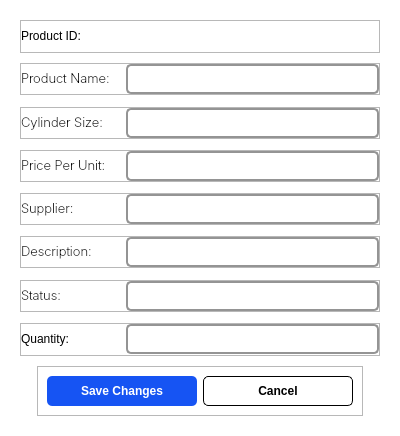
Kazu0210/Inventory-System, file app/src/ui/NEW/edit_product_page.ui: the form before one commit.
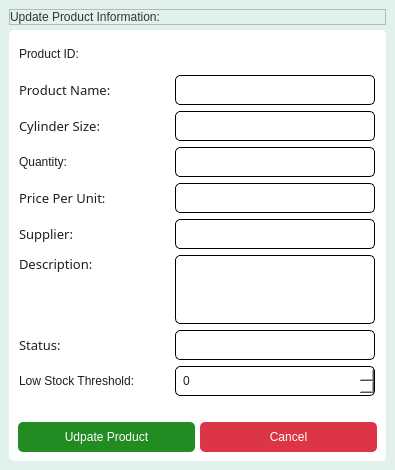
The form after the commit.

What changed in the file:
```diff
--- a/app/src/ui/NEW/edit_product_page.ui
+++ b/app/src/ui/NEW/edit_product_page.ui
@@ -6,46 +6,45 @@
    <rect>
     <x>0</x>
     <y>0</y>
-    <width>400</width>
-    <height>436</height>
+    <width>395</width>
+    <height>470</height>
    </rect>
   </property>
   <property name="minimumSize">
    <size>
-    <width>400</width>
-    <height>0</height>
+    <width>0</width>
+    <height>470</height>
    </size>
   </property>
   <property name="maximumSize">
    <size>
-    <width>500</width>
-    <height>554</height>
+    <width>395</width>
+    <height>550</height>
    </size>
   </property>
   <property name="windowTitle">
-   <string>Edit Account</string>
+   <string>Update Product Information</string>
   </property>
   <property name="styleSheet">
-   <string notr="true">#Form{
-background-color: #fff;
+   <string notr="true">*{
+font: 10pt &quot;Noto Sans&quot;;
+color: #1E1E1E;
 }
-QLabel{
-font: 75 10pt &quot;Inter&quot;;
+#Form{
+background-color: #E0F2E9;
 }
-QLineEdit{
-border: 2px solid #949494;
+QLineEdit, QPlainTextEdit{
+border: 1px solid #000;
 border-radius: 5px;
 padding: 5px;
-background-color: white;
-color: #000;
+background-color: #fff;
 }
 QComboBox{
 font: 10pt &quot;Inter&quot;;
 background-color: #fff;
-border: 2px solid #949494;
+border: 1px solid #000;
 border-radius: 5px;
-padding: 5px;
-color: #000;
+padding: 5px
 }
 QComboBox::drop-down{
 border: none;
@@ -57,26 +56,82 @@
 width: 0; height: 0;       
 border-left: 5px solid none; 
 border-right: 5px solid none;
-border-top: 7px solid #888; 
+border-top: 7px solid #228B22; 
 margin: 0;
+}
+QSpinBox{
+border: 1px solid #000;
+border-radius: 5px;
+padding: 5px;
 }</string>
   </property>
   <layout class="QVBoxLayout" name="verticalLayout">
    <property name="spacing">
-    <number>10</number>
+    <number>5</number>
    </property>
    <property name="leftMargin">
-    <number>20</number>
+    <number>9</number>
    </property>
    <property name="topMargin">
-    <number>20</number>
+    <number>9</number>
    </property>
    <property name="rightMargin">
-    <number>20</number>
+    <number>9</number>
    </property>
    <property name="bottomMargin">
-    <number>20</number>
+    <number>9</number>
    </property>
+   <item alignment="Qt::AlignTop">
+    <widget class="QFrame" name="frame_9">
+     <property name="frameShape">
+      <enum>QFrame::StyledPanel</enum>
+     </property>
+     <property name="frameShadow">
+      <enum>QFrame::Raised</enum>
+     </property>
+     <layout class="QHBoxLayout" name="horizontalLayout_8">
+      <property name="spacing">
+       <number>0</number>
+      </property>
+      <property name="leftMargin">
+       <number>0</number>
+      </property>
+      <property name="topMargin">
+       <number>0</number>
+      </property>
+      <property name="rightMargin">
+       <number>0</number>
+      </property>
+      <property name="bottomMargin">
+       <number>0</number>
+      </property>
+      <item alignment="Qt::AlignTop">
+       <widget class="QLabel" name="label_8">
+        <property name="styleSheet">
+         <string notr="true">font: 87 16pt &quot;Noto Sans Black&quot;;
+color: #333333;</string>
+        </property>
+        <property name="text">
+         <string>Update Product Information:</string>
+        </property>
+       </widget>
+      </item>
+     </layout>
+    </widget>
+   </item>
+   <item alignment="Qt::AlignTop">
+    <widget class="QFrame" name="frame_8">
+     <property name="styleSheet">
+      <string notr="true">background-color: #fff;
+border-radius: 5px;</string>
+     </property>
+     <property name="frameShape">
+      <enum>QFrame::StyledPanel</enum>
+     </property>
+     <property name="frameShadow">
+      <enum>QFrame::Raised</enum>
+     </property>
+     <layout class="QVBoxLayout" name="verticalLayout_2">
    <item>
     <widget class="QFrame" name="frame_11">
      <property name="frameShape">
@@ -111,16 +166,19 @@
         </property>
         <property name="minimumSize">
          <size>
-          <width>100</width>
+             <width>150</width>
           <height>0</height>
          </size>
         </property>
         <property name="maximumSize">
          <size>
-          <width>100</width>
+             <width>150</width>
           <height>16777215</height>
          </size>
         </property>
+           <property name="styleSheet">
+            <string notr="true">font: 63 10pt &quot;Noto Sans SemiBold&quot;;</string>
+           </property>
         <property name="text">
          <string>Product ID:</string>
         </property>
@@ -128,6 +186,18 @@
       </item>
       <item>
        <widget class="QLabel" name="productID_label">
+           <property name="minimumSize">
+            <size>
+             <width>200</width>
+             <height>30</height>
+            </size>
+           </property>
+           <property name="maximumSize">
+            <size>
+             <width>200</width>
+             <height>16777215</height>
+            </size>
+           </property>
         <property name="text">
          <string/>
         </property>
@@ -136,7 +206,7 @@
      </layout>
     </widget>
    </item>
-   <item alignment="Qt::AlignTop">
+      <item>
     <widget class="QFrame" name="frame">
      <property name="frameShape">
       <enum>QFrame::StyledPanel</enum>
@@ -170,25 +240,28 @@
         </property>
         <property name="minimumSize">
          <size>
-          <width>100</width>
+             <width>150</width>
           <height>0</height>
          </size>
         </property>
         <property name="maximumSize">
          <size>
-          <width>100</width>
+             <width>150</width>
           <height>16777215</height>
          </size>
         </property>
         <property name="font">
          <font>
-          <family>Inter</family>
+             <family>Noto Sans SemiBold</family>
           <pointsize>10</pointsize>
-          <weight>9</weight>
+             <weight>7</weight>
           <italic>false</italic>
           <bold>false</bold>
          </font>
         </property>
+           <property name="styleSheet">
+            <string notr="true">font: 63 10pt &quot;Noto Sans SemiBold&quot;;</string>
+           </property>
         <property name="text">
          <string>Product Name:</string>
         </property>
@@ -196,16 +269,25 @@
       </item>
       <item>
        <widget class="QLineEdit" name="productName_field">
+           <property name="minimumSize">
+            <size>
+             <width>200</width>
+             <height>30</height>
+            </size>
+           </property>
         <property name="maximumSize">
          <size>
-          <width>16777215</width>
+             <width>200</width>
           <height>30</height>
          </size>
         </property>
         <property name="font">
          <font>
-          <family>Inter</family>
+             <family>Noto Sans</family>
           <pointsize>10</pointsize>
+             <weight>50</weight>
+             <italic>false</italic>
+             <bold>false</bold>
          </font>
         </property>
        </widget>
@@ -215,7 +297,7 @@
      <zorder>label</zorder>
     </widget>
    </item>
-   <item alignment="Qt::AlignTop">
+      <item>
     <widget class="QFrame" name="frame_2">
      <property name="frameShape">
       <enum>QFrame::StyledPanel</enum>
@@ -249,37 +331,126 @@
         </property>
         <property name="minimumSize">
          <size>
-          <width>100</width>
+             <width>150</width>
           <height>0</height>
          </size>
         </property>
         <property name="maximumSize">
          <size>
-          <width>100</width>
+             <width>150</width>
           <height>16777215</height>
          </size>
         </property>
         <property name="font">
          <font>
-          <family>Inter</family>
+             <family>Noto Sans SemiBold</family>
           <pointsize>10</pointsize>
-          <weight>9</weight>
+             <weight>7</weight>
           <italic>false</italic>
           <bold>false</bold>
          </font>
         </property>
+           <property name="styleSheet">
+            <string notr="true">font: 63 10pt &quot;Noto Sans SemiBold&quot;;</string>
+           </property>
         <property name="text">
          <string>Cylinder Size:</string>
         </property>
        </widget>
       </item>
       <item>
-       <widget class="QComboBox" name="cylinderSize_comboBox"/>
+          <widget class="QComboBox" name="cylinderSize_comboBox">
+           <property name="minimumSize">
+            <size>
+             <width>200</width>
+             <height>30</height>
+            </size>
+           </property>
+           <property name="maximumSize">
+            <size>
+             <width>200</width>
+             <height>16777215</height>
+            </size>
+           </property>
+          </widget>
       </item>
      </layout>
     </widget>
    </item>
-   <item alignment="Qt::AlignTop">
+      <item>
+       <widget class="QFrame" name="frame_6">
+        <property name="frameShape">
+         <enum>QFrame::StyledPanel</enum>
+        </property>
+        <property name="frameShadow">
+         <enum>QFrame::Raised</enum>
+        </property>
+        <layout class="QHBoxLayout" name="horizontalLayout_6">
+         <property name="spacing">
+          <number>5</number>
+         </property>
+         <property name="leftMargin">
+          <number>0</number>
+         </property>
+         <property name="topMargin">
+          <number>0</number>
+         </property>
+         <property name="rightMargin">
+          <number>0</number>
+         </property>
+         <property name="bottomMargin">
+          <number>0</number>
+         </property>
+         <item>
+          <widget class="QLabel" name="label_6">
+           <property name="sizePolicy">
+            <sizepolicy hsizetype="Fixed" vsizetype="Fixed">
+             <horstretch>0</horstretch>
+             <verstretch>0</verstretch>
+            </sizepolicy>
+           </property>
+           <property name="minimumSize">
+            <size>
+             <width>150</width>
+             <height>0</height>
+            </size>
+           </property>
+           <property name="maximumSize">
+            <size>
+             <width>150</width>
+             <height>16777215</height>
+            </size>
+           </property>
+           <property name="styleSheet">
+            <string notr="true">font: 63 10pt &quot;Noto Sans SemiBold&quot;;</string>
+           </property>
+           <property name="text">
+            <string>Quantity:</string>
+           </property>
+          </widget>
+         </item>
+         <item>
+          <widget class="QLineEdit" name="quantity_lineEdit">
+           <property name="minimumSize">
+            <size>
+             <width>200</width>
+             <height>30</height>
+            </size>
+           </property>
+           <property name="maximumSize">
+            <size>
+             <width>200</width>
+             <height>30</height>
+            </size>
+           </property>
+          </widget>
+         </item>
+        </layout>
+        <zorder>quantity_lineEdit</zorder>
+        <zorder>label_6</zorder>
+       </widget>
+      </item>
+      <item>
     <widget class="QFrame" name="frame_3">
      <property name="frameShape">
       <enum>QFrame::StyledPanel</enum>
@@ -313,25 +484,28 @@
         </property>
         <property name="minimumSize">
          <size>
-          <width>100</width>
+             <width>150</width>
           <height>0</height>
          </size>
         </property>
         <property name="maximumSize">
          <size>
-          <width>100</width>
+             <width>150</width>
           <height>16777215</height>
          </size>
         </property>
         <property name="font">
          <font>
-          <family>Inter</family>
+             <family>Noto Sans SemiBold</family>
           <pointsize>10</pointsize>
-          <weight>9</weight>
+             <weight>7</weight>
           <italic>false</italic>
           <bold>false</bold>
          </font>
         </property>
+           <property name="styleSheet">
+            <string notr="true">font: 63 10pt &quot;Noto Sans SemiBold&quot;;</string>
+           </property>
         <property name="text">
          <string>Price Per Unit:</string>
         </property>
@@ -339,16 +513,25 @@
       </item>
       <item>
        <widget class="QLineEdit" name="pricePerUnit_field">
+           <property name="minimumSize">
+            <size>
+             <width>200</width>
+             <height>30</height>
+            </size>
+           </property>
         <property name="maximumSize">
          <size>
-          <width>16777215</width>
+             <width>200</width>
           <height>30</height>
          </size>
         </property>
         <property name="font">
          <font>
-          <family>Inter</family>
+             <family>Noto Sans</family>
           <pointsize>10</pointsize>
+             <weight>50</weight>
+             <italic>false</italic>
+             <bold>false</bold>
          </font>
         </property>
         <property name="placeholderText">
@@ -359,7 +542,7 @@
      </layout>
     </widget>
    </item>
-   <item alignment="Qt::AlignTop">
+      <item>
     <widget class="QFrame" name="frame_4">
      <property name="frameShape">
       <enum>QFrame::StyledPanel</enum>
@@ -393,25 +576,28 @@
         </property>
         <property name="minimumSize">
          <size>
-          <width>100</width>
+             <width>150</width>
           <height>0</height>
          </size>
         </property>
         <property name="maximumSize">
          <size>
-          <width>100</width>
+             <width>150</width>
           <height>16777215</height>
          </size>
         </property>
         <property name="font">
          <font>
-          <family>Inter</family>
+             <family>Noto Sans SemiBold</family>
           <pointsize>10</pointsize>
-          <weight>9</weight>
+             <weight>7</weight>
           <italic>false</italic>
           <bold>false</bold>
          </font>
         </property>
+           <property name="styleSheet">
+            <string notr="true">font: 63 10pt &quot;Noto Sans SemiBold&quot;;</string>
+           </property>
         <property name="text">
          <string>Supplier:</string>
         </property>
@@ -419,16 +605,25 @@
       </item>
       <item>
        <widget class="QLineEdit" name="supplier_field">
+           <property name="minimumSize">
+            <size>
+             <width>200</width>
+             <height>30</height>
+            </size>
+           </property>
         <property name="maximumSize">
          <size>
-          <width>16777215</width>
+             <width>200</width>
           <height>30</height>
          </size>
         </property>
         <property name="font">
          <font>
-          <family>Inter</family>
+             <family>Noto Sans</family>
           <pointsize>10</pointsize>
+             <weight>50</weight>
+             <italic>false</italic>
+             <bold>false</bold>
          </font>
         </property>
        </widget>
@@ -436,7 +631,7 @@
      </layout>
     </widget>
    </item>
-   <item alignment="Qt::AlignTop">
+      <item>
     <widget class="QFrame" name="frame_5">
      <property name="frameShape">
       <enum>QFrame::StyledPanel</enum>
@@ -460,7 +655,7 @@
       <property name="bottomMargin">
        <number>0</number>
       </property>
-      <item>
+         <item alignment="Qt::AlignTop">
        <widget class="QLabel" name="label_5">
         <property name="sizePolicy">
          <sizepolicy hsizetype="Fixed" vsizetype="Fixed">
@@ -470,50 +665,53 @@
         </property>
         <property name="minimumSize">
          <size>
-          <width>100</width>
+             <width>150</width>
           <height>0</height>
          </size>
         </property>
         <property name="maximumSize">
          <size>
-          <width>100</width>
+             <width>150</width>
           <height>16777215</height>
          </size>
         </property>
         <property name="font">
          <font>
-          <family>Inter</family>
+             <family>Noto Sans SemiBold</family>
           <pointsize>10</pointsize>
-          <weight>9</weight>
+             <weight>7</weight>
           <italic>false</italic>
           <bold>false</bold>
          </font>
         </property>
+           <property name="styleSheet">
+            <string notr="true">font: 63 10pt &quot;Noto Sans SemiBold&quot;;</string>
+           </property>
         <property name="text">
          <string>Description:</string>
         </property>
        </widget>
       </item>
       <item>
-       <widget class="QLineEdit" name="description_field">
-        <property name="maximumSize">
+          <widget class="QPlainTextEdit" name="desc_plainTextEdit">
+           <property name="minimumSize">
          <size>
-          <width>16777215</width>
+             <width>200</width>
           <height>30</height>
          </size>
         </property>
-        <property name="font">
-         <font>
-          <family>Inter</family>
-          <pointsize>10</pointsize>
-         </font>
+           <property name="maximumSize">
+            <size>
+             <width>72</width>
+             <height>16777215</height>
+            </size>
         </property>
        </widget>
       </item>
      </layout>
     </widget>
    </item>
-   <item alignment="Qt::AlignTop">
+      <item>
     <widget class="QFrame" name="frame_7">
      <property name="frameShape">
       <enum>QFrame::StyledPanel</enum>
@@ -547,25 +745,28 @@
         </property>
         <property name="minimumSize">
          <size>
-          <width>100</width>
+             <width>150</width>
           <height>0</height>
          </size>
         </property>
         <property name="maximumSize">
          <size>
-          <width>100</width>
+             <width>150</width>
           <height>16777215</height>
          </size>
         </property>
         <property name="font">
          <font>
-          <family>Inter</family>
+             <family>Noto Sans SemiBold</family>
           <pointsize>10</pointsize>
-          <weight>9</weight>
+             <weight>7</weight>
           <italic>false</italic>
           <bold>false</bold>
          </font>
         </property>
+           <property name="styleSheet">
+            <string notr="true">font: 63 10pt &quot;Noto Sans SemiBold&quot;;</string>
+           </property>
         <property name="text">
          <string>Status:</string>
         </property>
@@ -573,9 +774,15 @@
       </item>
       <item>
        <widget class="QComboBox" name="status_comboBox_2">
+           <property name="minimumSize">
+            <size>
+             <width>200</width>
+             <height>30</height>
+            </size>
+           </property>
         <property name="maximumSize">
          <size>
-          <width>16777215</width>
+             <width>200</width>
           <height>30</height>
          </size>
         </property>
@@ -591,14 +798,14 @@
     </widget>
    </item>
    <item>
-    <widget class="QFrame" name="frame_6">
+       <widget class="QFrame" name="frame_12">
      <property name="frameShape">
       <enum>QFrame::StyledPanel</enum>
      </property>
      <property name="frameShadow">
       <enum>QFrame::Raised</enum>
      </property>
-     <layout class="QHBoxLayout" name="horizontalLayout_6">
+        <layout class="QHBoxLayout" name="horizontalLayout_9">
       <property name="spacing">
        <number>5</number>
       </property>
@@ -615,46 +822,63 @@
        <number>0</number>
       </property>
       <item>
-       <widget class="QLabel" name="label_6">
-        <property name="sizePolicy">
-         <sizepolicy hsizetype="Fixed" vsizetype="Fixed">
-          <horstretch>0</horstretch>
-          <verstretch>0</verstretch>
-         </sizepolicy>
-        </property>
+          <widget class="QLabel" name="label_9">
         <property name="minimumSize">
          <size>
-          <width>100</width>
+             <width>150</width>
           <height>0</height>
          </size>
         </property>
         <property name="maximumSize">
          <size>
-          <width>100</width>
+             <width>150</width>
           <height>16777215</height>
          </size>
         </property>
+           <property name="styleSheet">
+            <string notr="true">font: 63 10pt &quot;Noto Sans SemiBold&quot;;</string>
+           </property>
         <property name="text">
-         <string>Quantity:</string>
+            <string>Low Stock Threshold:</string>
         </property>
        </widget>
       </item>
       <item>
-       <widget class="QLineEdit" name="quantity_lineEdit">
+          <widget class="QSpinBox" name="low_stock_threshold_spinBox">
+           <property name="minimumSize">
+            <size>
+             <width>200</width>
+             <height>30</height>
+            </size>
+           </property>
         <property name="maximumSize">
          <size>
-          <width>16777215</width>
+             <width>200</width>
           <height>30</height>
          </size>
         </property>
        </widget>
       </item>
      </layout>
-     <zorder>quantity_lineEdit</zorder>
-     <zorder>label_6</zorder>
-    </widget>
-   </item>
-   <item alignment="Qt::AlignHCenter">
+       </widget>
+      </item>
+      <item>
+       <spacer name="verticalSpacer">
+        <property name="orientation">
+         <enum>Qt::Vertical</enum>
+        </property>
+        <property name="sizeType">
+         <enum>QSizePolicy::Fixed</enum>
+        </property>
+        <property name="sizeHint" stdset="0">
+         <size>
+          <width>20</width>
+          <height>20</height>
+         </size>
+        </property>
+       </spacer>
+      </item>
+      <item>
     <widget class="QFrame" name="frame_10">
      <property name="frameShape">
       <enum>QFrame::StyledPanel</enum>
@@ -663,17 +887,32 @@
       <enum>QFrame::Raised</enum>
      </property>
      <layout class="QHBoxLayout" name="horizontalLayout_10">
+         <property name="spacing">
+          <number>5</number>
+         </property>
+         <property name="leftMargin">
+          <number>0</number>
+         </property>
+         <property name="topMargin">
+          <number>0</number>
+         </property>
+         <property name="rightMargin">
+          <number>0</number>
+         </property>
+         <property name="bottomMargin">
+          <number>0</number>
+         </property>
       <item>
        <widget class="QPushButton" name="save_btn">
         <property name="minimumSize">
          <size>
-          <width>150</width>
+             <width>0</width>
           <height>30</height>
          </size>
         </property>
         <property name="maximumSize">
          <size>
-          <width>150</width>
+             <width>16777215</width>
           <height>30</height>
          </size>
         </property>
@@ -681,16 +920,13 @@
          <cursorShape>PointingHandCursor</cursorShape>
         </property>
         <property name="styleSheet">
-         <string notr="true">#save_btn{
-background-color: #1654F3;
+            <string notr="true">background-color: #228B22;
+font: 87 12pt &quot;Noto Sans Black&quot;;
 color: #fff;
-font-weight: bold;
-border-radius: 5px;
-	font: 10pt &quot;Inter&quot;;
-}</string>
+border-radius: 5px;</string>
         </property>
         <property name="text">
-         <string>Save Changes</string>
+            <string>Udpate Product</string>
         </property>
        </widget>
       </item>
@@ -698,13 +934,13 @@
        <widget class="QPushButton" name="cancel_btn">
         <property name="minimumSize">
          <size>
-          <width>150</width>
+             <width>0</width>
           <height>30</height>
          </size>
         </property>
         <property name="maximumSize">
          <size>
-          <width>150</width>
+             <width>16777215</width>
           <height>30</height>
          </size>
         </property>
@@ -712,18 +948,17 @@
          <cursorShape>PointingHandCursor</cursorShape>
         </property>
         <property name="styleSheet">
-         <string notr="true">#cancel_btn{
-background-color: #fff;
-color: #000;
-font-weight: bold;
-border-radius: 5px;
-border: 1px solid #000;
-font: 10pt &quot;Inter&quot;;
-}</string>
+            <string notr="true">background-color: #DC3545;
+font: 87 12pt &quot;Noto Sans Black&quot;;
+color: #fff;
+border-radius: 5px;</string>
         </property>
         <property name="text">
          <string>Cancel</string>
         </property>
+          </widget>
+         </item>
+        </layout>
        </widget>
       </item>
      </layout>
```
Lines whose indentation alone changed are shown as unchanged.
